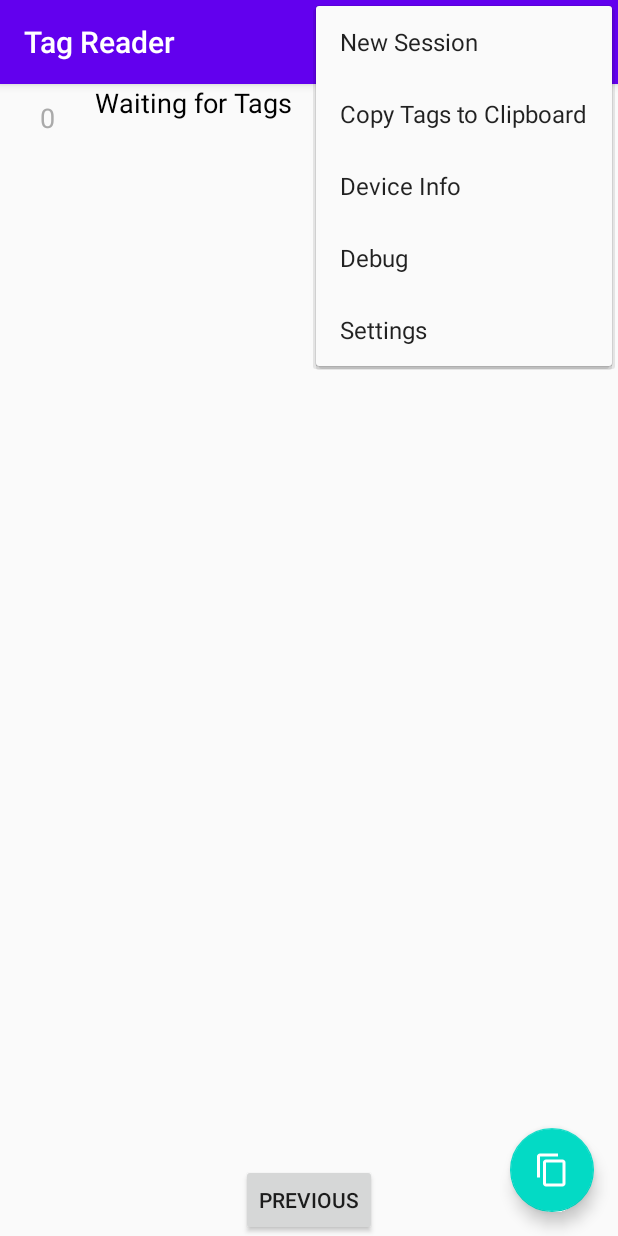
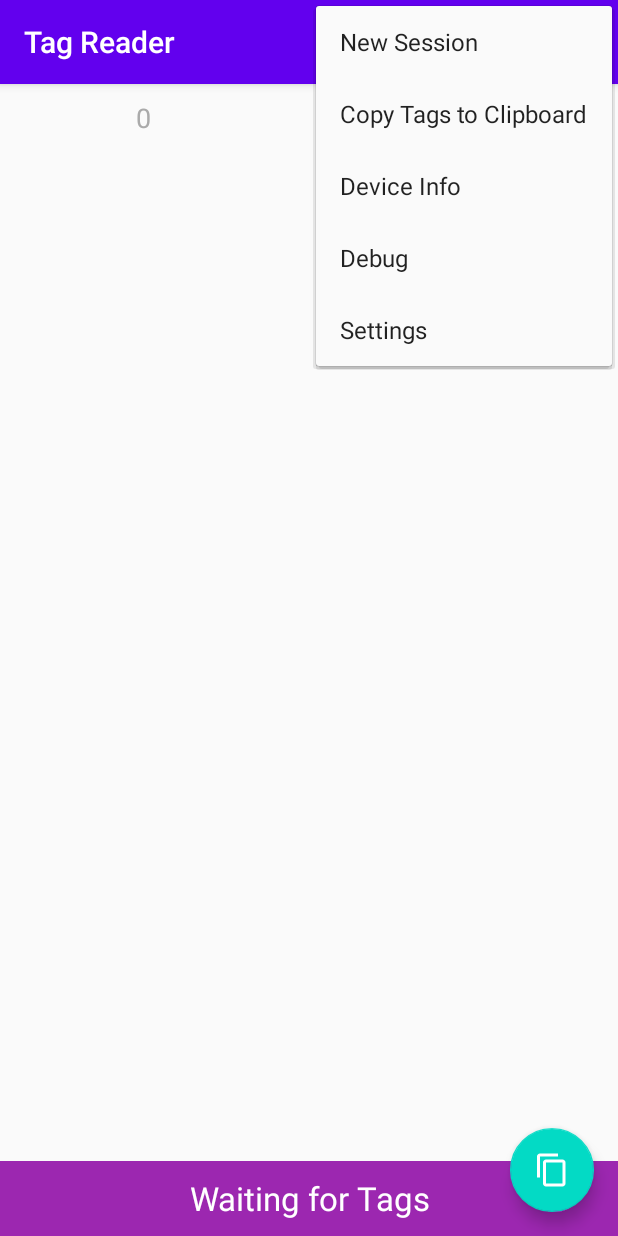
Before and after one commit to kartaphilos/TagReader, an Android app: the screen it shows after launch (MainActivity), with the options menu open, on a phone screen of 412 x 824 dp. Run offline under Robolectric (Android 15) with nearby library versions, the phone set to English and light mode, and no system bars; our stand-ins replace RxJava; libraries missing offline, so code that uses them is left out: com.tbruyelle.rxpermissions2; 6 statements that could not run were skipped.

Commit message:
Added Distinct tag count to bottom of view + some tidy up

```diff
--- a/app/src/main/java/com/plingtech/tagreader/BlueToothStuff.java
+++ b/app/src/main/java/com/plingtech/tagreader/BlueToothStuff.java
@@ -1,7 +1,4 @@
 package com.plingtech.tagreader;
-
-import com.google.android.material.snackbar.Snackbar;
-import com.plingtech.tagreader.MainActivity;
 
 import android.Manifest;
 import android.app.Activity;
@@ -27,12 +24,10 @@ import com.polidea.rxandroidble2.scan.ScanSettings;
 import com.tbruyelle.rxpermissions2.RxPermissions;
 
 import java.util.ArrayList;
-import java.util.Arrays;
 import java.util.List;
 import java.util.Objects;
 import java.util.UUID;
 
-import io.reactivex.Completable;
 import io.reactivex.Observable;
 import io.reactivex.android.schedulers.AndroidSchedulers;
 import io.reactivex.disposables.Disposable;
@@ -71,7 +66,6 @@ public class BlueToothStuff {
     private Disposable notificationDisposable;
     private RxBleClient rxBleClient;  //This is for>
     private RxBleDevice bleDevice;
-    private UUID serviceUuid;
 
     // Tag Reader Device consts
     private static String tagDeviceName = "PlingTech Tag Reader";
@@ -84,10 +78,10 @@ public class BlueToothStuff {
     }
 
     // Construct Singleton?
-    public void BlueToothStuff () {}
+    //public void BlueToothStuff () {}
 
     // Setup logging
-    public void btLogging() {
+    void btLogging() {
         Log.i(TAG, "rxBLE logging setup");
         rxBleClient = RxBleClient.create(getContext());
         RxBleClient.updateLogOptions(new LogOptions.Builder()
@@ -101,7 +95,7 @@ public class BlueToothStuff {
     }
 
     // Get Permissions
-    public void btPermissions() {
+    void btPermissions() {
         Log.i(TAG, "starting permissions bit ");
         RxPermissions rxPermissions = new RxPermissions((FragmentActivity) getContext());
         rxPermissions.setLogging(true);
@@ -120,7 +114,7 @@ public class BlueToothStuff {
     }
 
     // Scan Devices
-    public void scanBleDevices(TagsListFragment ctx) {
+    void scanBleDevices(TagsListFragment ctx) {
         Log.d(TAG, "scanBleDevices() start");
         ctxFrag = ctx;
         scanDisposable = rxBleClient.scanBleDevices(
@@ -201,7 +195,7 @@ public class BlueToothStuff {
     private void onNotificationReceived(byte[] bytes) {
         //String tag = Arrays.toString(bytes);  // This don't work!
         String tag = new String(bytes);  // Must use this to convert array of ascii nums correctly
-        Log.i(TAG, "Data from TagReader - Size: "+bytes.length+" Tag: "+tag+" bytes: "+bytes);
+        Log.i(TAG, "Data from TagReader - Size: "+bytes.length+" Tag: "+tag);
         ctxFrag.tagItemDataBuild(tag);
     }
 
@@ -231,7 +225,7 @@ public class BlueToothStuff {
     }
 
     // Helpers
-    public void stopBleScan() {
+    void stopBleScan() {
        disposeScan();
     }
     private void onConnectionStateChange(RxBleConnection.RxBleConnectionState newState) {
@@ -252,7 +246,7 @@ public class BlueToothStuff {
     }
 
     // Cleanup
-    public void cleanup() {
+    void cleanup() {
         disposePerms();
         disposeScan();
         disposeConnection();
@@ -317,7 +311,7 @@ public class BlueToothStuff {
         if (isConnected()) {
             Log.d(TAG, "Connected?: " + isConnected() + " Entering service loop");
             for (BluetoothGattService service : services.getBluetoothGattServices()) {
-                serviceUuid = service.getUuid();
+                UUID serviceUuid = service.getUuid();
                 Log.i(TAG, "Service Type: " + getServiceType(service) + "Service UUID: " + serviceUuid);
                 Log.i(TAG, "Target Service = " + tagsServiceUuid);
                 Log.d(TAG, "Service Match?: " + (tagsServiceUuid == serviceUuid));
--- a/app/src/main/java/com/plingtech/tagreader/TagsListFragment.java
+++ b/app/src/main/java/com/plingtech/tagreader/TagsListFragment.java
@@ -11,6 +11,7 @@ import android.util.Log;
 import android.view.LayoutInflater;
 import android.view.View;
 import android.view.ViewGroup;
+import android.widget.TextView;
 
 import androidx.annotation.NonNull;
 import androidx.fragment.app.Fragment;
@@ -33,12 +34,13 @@ public class TagsListFragment extends Fragment {
 
     private static final String TAG = "TagListFrag";
     private FragmentTagsListBinding binding;
-    private RecyclerView recyclerView;
     private RecyclerView.LayoutManager layoutManager;
     public ScannedTagsAdapter adapter;
     public TagsListFragment tagsFrag;
     public MainActivity ma;
-    MediaPlayer mp;
+    private MediaPlayer mp;
+    private TextView totalCountView;
+    private int totalDistinct = 0;
 
 
     @Override
@@ -57,10 +59,12 @@ public class TagsListFragment extends Fragment {
     public void onViewCreated(@NonNull View view, Bundle savedInstanceState) {
         super.onViewCreated(view, savedInstanceState);
         Log.d(TAG, "onViewCreated started");
+        /*
         binding.buttonSecond.setOnClickListener(click -> {
             NavHostFragment.findNavController(TagsListFragment.this)
                         .navigate(R.id.action_SecondFragment_to_FirstFragment);
         });
+        */
         Log.d(TAG, "binding.fab");
         binding.fabCopy.setOnClickListener(fabv -> {
                             copyTagRfidsToClipboard();
@@ -71,22 +75,26 @@ public class TagsListFragment extends Fragment {
                             }
             );
 
-        Log.d(TAG, "Start BLE scan & connect");
-        //TODO: Make observable and subscribe to result for device &/or connection
-        ma.bt.scanBleDevices(tagsFrag);
+        Log.d(TAG, "MediaPlayer create");
         mp = MediaPlayer.create(ma, R.raw.slow_sabre);
         Log.d(TAG, "recyclerView binding");
-        recyclerView = binding.tagList;
+        RecyclerView recyclerView = binding.tagList;
         recyclerView.setHasFixedSize(true);
         layoutManager = new LinearLayoutManager(getActivity());
         recyclerView.setLayoutManager(layoutManager);
         List<ScannedTag> input = new ArrayList<>();
-        ScannedTag notags = new ScannedTag(0, getString(R.string.no_tags_msg), "", "00:00",0);
+        ScannedTag notags = new ScannedTag(0, "", "", "00:00",0);
         Log.d(TAG,"notag: "+notags.toString());
         input.add(notags);
         Log.d(TAG, "setting adaptor");
         adapter = new ScannedTagsAdapter(input);
         recyclerView.setAdapter(adapter);
+        totalCountView = binding.totalCount;
+        totalCountView.setText(getString(R.string.no_tags_msg));
+
+        Log.d(TAG, "Start BLE scan & connect");
+        ma.bt.scanBleDevices(tagsFrag);
+
     }
 
     void tagItemDataBuild(String rfid) {
@@ -94,6 +102,7 @@ public class TagsListFragment extends Fragment {
         String ts = addScannedTime();
         if (!adapter.alreadyScanned(rfid, ts)) {
             adapter.addTag(new ScannedTag(1, rfid, nlis, ts, decodeStockType(nlis)));
+            totalCountView.setText(String.valueOf(++totalDistinct));
         }
         mp.start();
     }
--- a/app/src/main/res/layout/fragment_tags_list.xml
+++ b/app/src/main/res/layout/fragment_tags_list.xml
@@ -12,6 +12,7 @@
         android:layout_height="match_parent"
         tools:listitem="@layout/recycler_view_item" />
 
+    <!--
     <Button
         android:id="@+id/button_second"
         android:layout_width="wrap_content"
@@ -20,6 +21,7 @@
         app:layout_constraintBottom_toBottomOf="parent"
         app:layout_constraintEnd_toEndOf="parent"
         app:layout_constraintStart_toStartOf="parent" />
+    -->
 
     <com.google.android.material.floatingactionbutton.FloatingActionButton
         android:id="@+id/fab_copy"
@@ -33,4 +35,14 @@
         app:layout_constraintBottom_toBottomOf="parent"
         app:layout_constraintEnd_toEndOf="parent" />
 
+    <TextView
+        android:id="@+id/total_count"
+        android:layout_width="match_parent"
+        android:layout_height="50dp"
+        android:background="#9C27B0"
+        android:gravity="center"
+        android:textAppearance="@style/TextAppearance.AppCompat.Large"
+        android:theme="@style/Theme.AppCompat.NoActionBar"
+        app:layout_constraintBottom_toBottomOf="parent" />
+
 </androidx.constraintlayout.widget.ConstraintLayout>
--- a/app/src/main/res/layout/recycler_view_item.xml
+++ b/app/src/main/res/layout/recycler_view_item.xml
@@ -7,7 +7,7 @@
 
   <TextView
       android:id="@+id/scanCount"
-      android:layout_width="0dp"
+      android:layout_width="50dp"
       android:layout_height="0dp"
       android:ems="10"
       android:gravity="center"
@@ -22,28 +22,28 @@
 
   <TextView
       android:id="@+id/tag_rfid"
-      android:layout_width="285dp"
+      android:layout_width="wrap_content"
       android:layout_height="wrap_content"
       android:layout_marginBottom="8dp"
       android:textColor="@android:color/black"
       android:textSize="18sp"
       app:layout_constraintBottom_toTopOf="@+id/tag_nlis"
-      app:layout_constraintEnd_toEndOf="parent"
-      app:layout_constraintStart_toStartOf="parent"
+      app:layout_constraintEnd_toStartOf="@+id/scan_time"
+      app:layout_constraintStart_toEndOf="@+id/scanCount"
       tools:text="XXX_XXXXXXXXXXX" />
 
   <TextView
       android:id="@+id/tag_nlis"
-      android:layout_width="285dp"
+      android:layout_width="0dp"
       android:layout_height="20dp"
-      app:layout_constraintEnd_toEndOf="parent"
-      app:layout_constraintStart_toStartOf="parent"
+      app:layout_constraintStart_toEndOf="@+id/scanCount"
+      app:layout_constraintEnd_toStartOf="@+id/scan_time"
       app:layout_constraintTop_toBottomOf="@+id/tag_rfid"
       tools:text="@tools:sample/lorem[4:10]" />
 
   <TextView
       android:id="@+id/scan_time"
-      android:layout_width="0dp"
+      android:layout_width="80dp"
       android:layout_height="0dp"
       android:gravity="center"
       android:textAppearance="@style/TextAppearance.AppCompat.Small"
@@ -52,6 +52,6 @@
       app:layout_constraintEnd_toEndOf="parent"
       app:layout_constraintStart_toEndOf="@+id/tag_rfid"
       app:layout_constraintTop_toTopOf="parent"
-      tools:text="@tools:sample/date/hhmm" />
+      tools:text="@tools:sample/date/hhmmss" />
 
 </androidx.constraintlayout.widget.ConstraintLayout>
```
